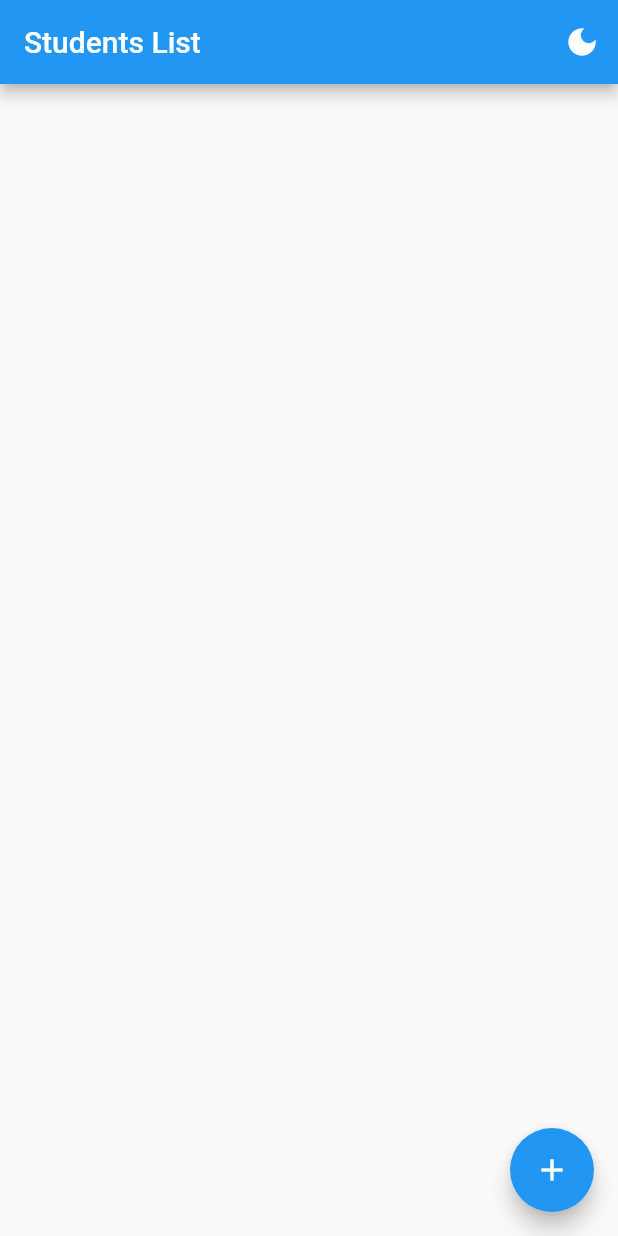
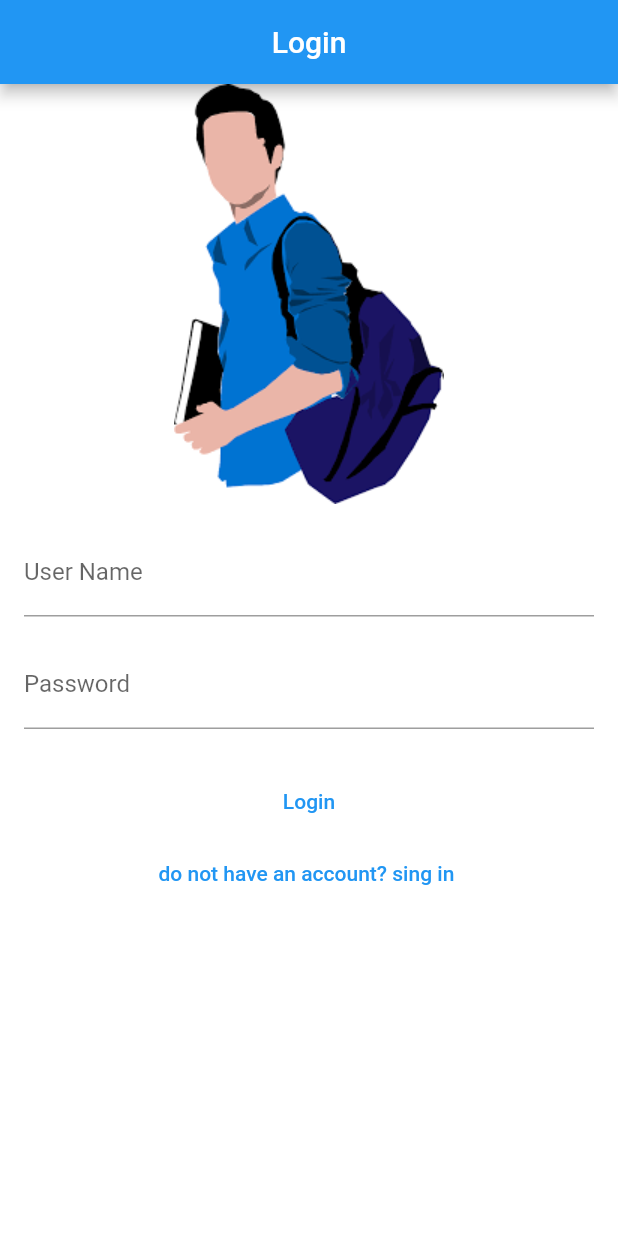
Before and after one commit to Mahfoud-Sa/students, a Flutter app: the screen it shows after launch, on a phone screen of 412 x 824 dp. Run offline on Flutter 3.47's test engine with Material 2 defaults, Android fonts, the phone set to English and light mode, and no system bars; our stand-ins replace shared_preferences, sqflite; accounts and stored records are empty.

Commit message:
compelete the login section

```diff
--- /dev/null
+++ b/lib/Models/user_model.dart
@@ -0,0 +1,7 @@
+class UserModel {
+  late int id;
+  final String userName;
+  final String password;
+
+  UserModel({required this.userName, required this.password});
+}
--- /dev/null
+++ b/lib/Repository/UsersRepository/users_api.dart
@@ -0,0 +1,22 @@
+import 'package:students/Models/user_model.dart';
+import 'package:students/Repository/UsersRepository/users_repository.dart';
+
+class UsersAPI extends UserRepository {
+  @override
+  Future<bool> create(UserModel user) {
+    // TODO: implement create
+    throw UnimplementedError();
+  }
+
+  @override
+  Future<UserModel> get(String name, String password) {
+    // TODO: implement get
+    throw UnimplementedError();
+  }
+
+  @override
+  Future<UserModel> put(UserModel user) {
+    // TODO: implement put
+    throw UnimplementedError();
+  }
+}
--- /dev/null
+++ b/lib/Repository/UsersRepository/users_local.dart
@@ -0,0 +1,36 @@
+import 'package:students/Models/user_model.dart';
+import 'package:students/Repository/UsersRepository/users_repository.dart';
+import 'package:students/sqflite.dart';
+
+class UsersLocal extends UserRepository {
+  SqlDb db = SqlDb();
+  @override
+  Future<bool> create(UserModel user) async {
+    int response = await db.insertData('''
+                          INSERT INTO "users" ('name', 'password')
+                          VALUES ("${user.userName}","${user.password}")
+                          ''');
+    if (response != 0) {
+      return true;
+    } else {
+      throw "User name is allready used try to use another";
+    }
+  }
+
+  @override
+  Future<UserModel> get(String name, String password) async {
+    var response = await db.readData(
+        "SELECT * FROM users where name='$name' and password='$password'");
+    if (!response.isEmpty) {
+      return UserModel(userName: 'userName', password: 'password');
+    } else {
+      throw 'Error in username or password';
+    }
+  }
+
+  @override
+  Future<UserModel> put(UserModel user) {
+    // TODO: implement put
+    throw UnimplementedError();
+  }
+}
--- /dev/null
+++ b/lib/Repository/UsersRepository/users_repository.dart
@@ -0,0 +1,7 @@
+import 'package:students/Models/user_model.dart';
+
+abstract class UserRepository {
+  Future<UserModel> put(UserModel user);
+  Future<bool> create(UserModel user);
+  Future<UserModel> get(String name, String password);
+}
--- /dev/null
+++ b/lib/ViewModels/homeVM.dart
@@ -0,0 +1,5 @@
+import 'package:flutter/material.dart';
+import 'package:students/Models/user_model.dart';
+import 'package:students/Repository/UsersRepository/users_local.dart';
+
+class HomeVM {}
--- /dev/null
+++ b/lib/ViewModels/loginVM.dart
@@ -0,0 +1,14 @@
+import 'package:flutter/material.dart';
+import 'package:students/Models/user_model.dart';
+import 'package:students/Repository/UsersRepository/users_local.dart';
+
+class LoginVM {
+  Future<String> logIn(String name, String password) async {
+    try {
+      await UsersLocal().get(name, password);
+      return "Welcome";
+    } catch (e) {
+      return e.toString();
+    }
+  }
+}
--- /dev/null
+++ b/lib/ViewModels/singinVM.dart
@@ -0,0 +1,15 @@
+import 'package:flutter/material.dart';
+import 'package:students/Models/user_model.dart';
+import 'package:students/Repository/UsersRepository/users_local.dart';
+
+class SinginVM {
+  Future<String> Singin(String name, String password) async {
+    UserModel use = UserModel(userName: name, password: password);
+    try {
+      await UsersLocal().create(use);
+      return "singInSuccefully";
+    } catch (e) {
+      return e.toString();
+    }
+  }
+}
--- /dev/null
+++ b/lib/Views/login_page.dart
@@ -0,0 +1,114 @@
+import 'package:flutter/material.dart';
+import 'package:students/Repository/UsersRepository/users_local.dart';
+import 'package:students/ViewModels/loginVM.dart';
+import 'package:students/Views/home_page.dart';
+import 'package:students/Views/singin_page.dart';
+import 'package:students/main.dart';
+
+class LoginScreen extends StatefulWidget {
+  @override
+  _LoginScreenState createState() => _LoginScreenState();
+}
+
+class _LoginScreenState extends State<LoginScreen> {
+  LoginVM data = LoginVM();
+  final _formKey = GlobalKey<FormState>();
+  final _usernameController = TextEditingController();
+  final _passwordController = TextEditingController();
+
+  @override
+  void dispose() {
+    _usernameController.dispose();
+    _passwordController.dispose();
+    super.dispose();
+  }
+
+  @override
+  Widget build(BuildContext context) {
+    return Scaffold(
+      backgroundColor: Colors.white,
+      appBar: AppBar(
+        centerTitle: true,
+        title: Text('Login'),
+      ),
+      body: SingleChildScrollView(
+        child: Column(
+          children: [
+            Image.asset('assets/images/login_image.jpg'),
+            Padding(
+              padding: EdgeInsets.all(16.0),
+              child: Form(
+                key: _formKey,
+                child: Column(
+                  mainAxisAlignment: MainAxisAlignment.center,
+                  children: [
+                    TextFormField(
+                      controller: _usernameController,
+                      decoration: InputDecoration(
+                        labelText: 'User Name',
+                      ),
+                      validator: (value) {
+                        if (value!.isEmpty) {
+                          return 'Enter user name';
+                        }
+                        return null;
+                      },
+                    ),
+                    SizedBox(height: 16.0),
+                    TextFormField(
+                      controller: _passwordController,
+                      decoration: InputDecoration(
+                        labelText: 'Password',
+                      ),
+                      obscureText: true,
+                      validator: (value) {
+                        if (value!.isEmpty) {
+                          return 'Enter password name';
+                        }
+                        return null;
+                      },
+                    ),
+                    SizedBox(height: 24.0),
+                    TextButton(
+                        child: Text('Login'),
+                        onPressed: () async {
+                          if (_formKey.currentState!.validate()) {
+                            String logInMessage = await data.logIn(
+                                _usernameController.text,
+                                _passwordController.text);
+                            if (logInMessage == 'Welcome') {
+                              Navigator.of(context).pushAndRemoveUntil(
+                                  MaterialPageRoute(
+                                      builder: (context) => HomePage()),
+                                  (route) => false);
+                            }
+                            ScaffoldMessenger.of(context).showSnackBar(SnackBar(
+                                showCloseIcon: true,
+                                backgroundColor: logInMessage != 'Welcome'
+                                    ? Colors.red
+                                    : Colors.green,
+                                content: Text('$logInMessage')));
+
+                            // Add your login logic using the entered username and password
+                          }
+                        }),
+                    TextButton(
+                        onPressed: () {
+                          {
+                            Navigator.of(context).push(
+                              MaterialPageRoute(
+                                  builder: (context) => SinginScreen()),
+                            );
+                          }
+                        },
+                        child: Text('do not have an account? sing in '))
+                  ],
+                ),
+              ),
+            ),
+          ],
+        ),
+      ),
+    );
+  }
+}
--- a/lib/add_student_screen.dart
+++ b/lib/add_student_screen.dart
@@ -1,7 +1,7 @@
 import 'package:flutter/material.dart';
+import 'package:students/Views/login_page.dart';
 import 'package:students/main.dart';
 import 'package:students/sqflite.dart';
-//void main() => runApp(const MyApp());
 
 class AddStudentPage extends StatefulWidget {
   AddStudentPage({super.key});
@@ -125,7 +125,8 @@ class _AddStudentPageState extends State<AddStudentPage> {
                           ''');
 
                         Navigator.of(context).pushAndRemoveUntil(
-                            MaterialPageRoute(builder: (context) => HomePage()),
+                            MaterialPageRoute(
+                                builder: (context) => LoginScreen()),
                             (route) => false);
                         ScaffoldMessenger.of(context).showSnackBar(
                             const SnackBar(
--- a/lib/edit_student_screen.dart
+++ b/lib/edit_student_screen.dart
@@ -2,6 +2,8 @@ import 'package:flutter/material.dart';
 import 'package:flutter/rendering.dart';
 import 'package:students/main.dart';
 import 'package:students/sqflite.dart';
+
+import 'Views/login_page.dart';
 
 class EditStudentPage extends StatefulWidget {
   final student;
@@ -144,7 +146,8 @@ class _EditStudentPageState extends State<EditStudentPage> {
                             ''');
 
                         Navigator.of(context).pushAndRemoveUntil(
-                            MaterialPageRoute(builder: (context) => HomePage()),
+                            MaterialPageRoute(
+                                builder: (context) => LoginScreen()),
                             (route) => false);
                         ScaffoldMessenger.of(context).showSnackBar(
                             const SnackBar(
--- a/lib/main.dart
+++ b/lib/main.dart
@@ -1,4 +1,6 @@
 import 'package:flutter/material.dart';
+import 'package:students/Views/login_page.dart';
+import 'package:students/Views/singin_page.dart';
 import 'package:students/sqflite.dart';
 import 'package:students/add_student_screen.dart';
 import 'package:students/student_detailes.dart';
@@ -38,101 +40,9 @@ class _StudentsState extends State<Students> {
           theme: ThemeData(
             primarySwatch: Colors.blue,
           ),
-          home: const HomePage(),
+          home: LoginScreen(),
         );
       },
     ));
   }
 }
-
-class HomePage extends StatefulWidget {
-  const HomePage({super.key});
-
-  @override
-  State<HomePage> createState() => _HomePageState();
-}
-
-class _HomePageState extends State<HomePage> {
-  SqlDb sql = SqlDb();
-  AppProbider theme = AppProbider();
-  getTheme() async {
-    theme.darkTheme = await theme.darkThemePreference.getThene();
-  }
-
-  late List students = [];
-
-  Future<List<Map>> getStudents() async {
-    List<Map> response = await sql.readData();
-    students.addAll(response);
-    if (mounted) {
-      setState(() {});
-    }
-    return response;
-  }
-
-  void initState() {
-    super.initState();
-    getStudents();
-    getTheme();
-  }
-
-  @override
-  Widget build(BuildContext context) {
-    return Consumer<AppProbider>(builder: (context, value, child) {
-      return Scaffold(
-        appBar: AppBar(
-          title: const Text('Students List'),
-          actions: [
-            IconButton(
-                onPressed: () {
-                  value.darkTheme = !value.darkTheme;
-                },
-                icon: value.darkTheme
-                    ? const Icon(Icons.light_mode)
-                    : const Icon(Icons.dark_mode))
-          ],
-        ),
-        body: ListView.builder(
-          itemCount: students.length,
-          itemBuilder: (BuildContext context, int index) {
-            return Card(
-                child: ListTile(
-              onTap: () {
-                Navigator.of(context).push(MaterialPageRoute(
-                    builder: (context) =>
-                        StudentDetailes(student: students[index])));
-              },
-              leading: students[index]['gender'] == 'Male'
-                  ? const Icon(
-                      Icons.man_4,
-                      color: Color.fromARGB(255, 3, 161, 252),
-                    )
-                  : const Icon(
-                      Icons.woman_sharp,
-                      color: Color.fromARGB(255, 252, 3, 148),
-                    ),
-              title: Text(students[index]['name']),
-              subtitle: Text(students[index]['collage']),
-              trailing: IconButton(
-                icon: const Icon(Icons.close),
-                onPressed: () async {
-                  await sql.deleteData(students[index]['id']);
-                  students.removeAt(index);
-                  setState(() {});
-                },
-              ),
-            ));
-          },
-        ),
-        floatingActionButton: FloatingActionButton(
-          onPressed: () {
-            Navigator.of(context).push(
-                MaterialPageRoute(builder: (context) => AddStudentPage()));
-          },
-          tooltip: 'Increment',
-          child: const Icon(Icons.add),
-        ),
-      );
-    });
-  }
-}
--- a/lib/sqflite.dart
+++ b/lib/sqflite.dart
@@ -29,23 +29,18 @@ class SqlDb {
 
   _onCreate(Database db, int version) async {
     await db.execute('''
-  CREATE TABLE "students" (
+
+  CREATE TABLE "users" (
     "id" INTEGER  NOT NULL PRIMARY KEY  AUTOINCREMENT,
-    "name" TEXT NOT NULL,
-    "collage" TEXT NOT NULL,
-    "department" TEXT NOT NULL,
-    "level" INTEGER Not Null,
-    "gender" TEXT NOT NULL
-
-
-
-  )
+    "name" TEXT NOT NULL unique,
+    "password" TEXT NOT NULL
+    )
  ''');
   }
 
-  readData() async {
+  readData(String query) async {
     Database? mydb = await db;
-    List<Map> response = await mydb!.rawQuery("SELECT * FROM students");
+    List<Map> response = await mydb!.rawQuery(query);
     return response;
   }
 
--- a/pubspec.yaml
+++ b/pubspec.yaml
@@ -62,8 +62,8 @@ flutter:
   uses-material-design: true
 
   # To add assets to your application, add an assets section, like this:
-  # assets:
-  #   - images/a_dot_burr.jpeg
+  assets:
+    - assets/images/
   #   - images/a_dot_ham.jpeg
 
   # An image asset can refer to one or more resolution-specific "variants", see
```
Also changed, not shown: lib/Views/home_page.dart (added, +13 -0 lines), lib/Views/singin_page.dart (added, +111 -0 lines), assets/images/login_imag.jpg (added), assets/images/login_image.jpg (added), pubspec.lock, 1 other file.
